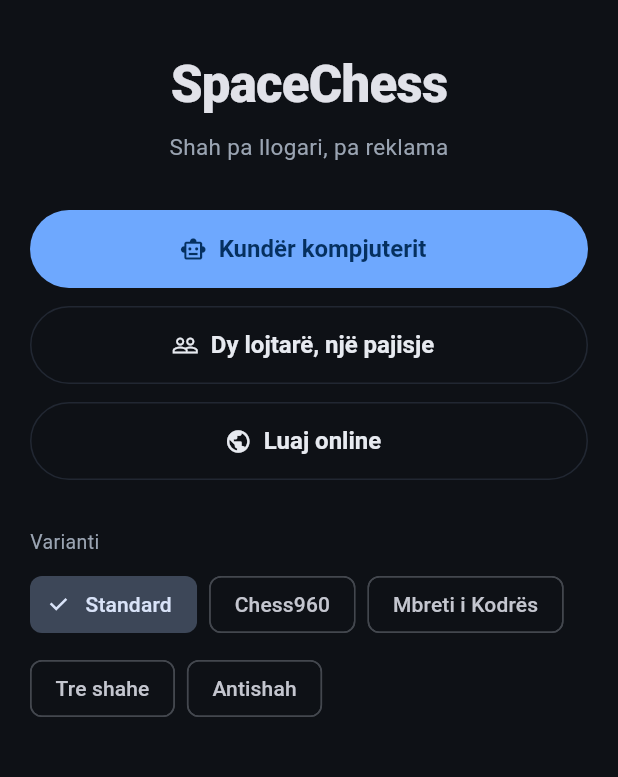
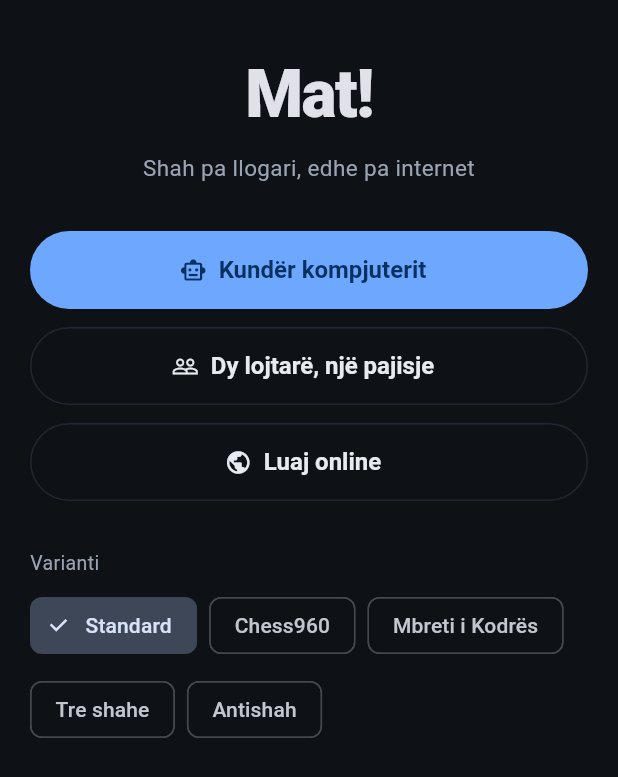
Before and after one commit to ShabanEjupi1/SpaceChess-Android, a Flutter app: the screen it shows after launch, on a phone screen of 412 x 824 dp. Shown: the top 777 px of the screen. Run offline on Flutter 3.47's test engine with Material 3 defaults, Android fonts, the light colour scheme and no system bars; our stand-ins replace google_mobile_ads, shared_preferences.

Commit message:
«Mat!» në vend të «SpaceChess», dhe reklamat me kufi
## Emri
Play-i ka qindra lojëra shahu dhe «SpaceChess» nuk dallon në një listë kërkimi:
janë dy fjalë të bashkuara që të huajit nuk i thonë shah. «Mat!» është shahmat
në shqip, turqisht, persisht dhe arabisht — një rrokje, thirrore, e mbahet mend.

Titullat sq dhe en-US janë të NDRYSHËM me qëllim: fjala që kërkohet në shqip
është «shah», në anglisht «chess», dhe Play-i i lejon listime të ndara për gjuhë.
Paketa tech.spacecode.chess mbetet — nuk ndryshohet dot pas ngarkimit të parë.

## Reklamat
E gjithë politika te lib/app/ads.dart, në një skedar: banderolë vetëm te menyja
(jashtë rrëshqitësit, se brenda tij as nuk shihet as nuk paguhet), një e
ndërmjetme 1 në 3 lojëra dhe jo dy brenda 3 minutash, dhe një me shpërblim —
vetëm me pyetje — pas tri kthimeve të lira. Mbi tabelën, gjatë lojës, asgjë.

Kufiri i kohës nuk është i tepërt: shahu ka mat-in e dy lëvizjeve, pra një
fillestar mund t'i mbarojë tri lojëra brenda një minute. Vetëm kufiri i lojërave
do të jepte tri reklama radhazi.

Kthimi mbetet i pakufizuar kur reklamat nuk ekzistojnë fare (web, desktop,
pëlqim i refuzuar) dhe jepet gjithsesi kur reklama dështon: një lojtar që pranoi
të shohë një reklamë nuk ndëshkohet për një rrjet që nuk u përgjigj — dhe pa
internet loja punon, ndaj përndryshe kthimi do të bllokohej përgjithmonë.

🚨 Identifikuesi te manifesti është i shahut (~3928973421), NUK është i
Tokërrgjikut (~3673667026). Pa të, aplikacioni rrëzohet në nisje.
🕌 MaxAdContentRating.g është vetëm gjysma e filtrit; gjysma tjetër janë
kategoritë e ndjeshme te konsola e AdMob-it, me dorë.

⚠️ Premtimi «pa reklama» u hoq nga të katër vendet bashkë (përshkrimi, ballina,
LISTIMI.md, politika e privatësisë). Një i mbetur do të ishte ankesë.

versionCode 2 → 3: Play-i nuk pranon kurrë dy herë të njëjtin.

flutter analyze: 0 · widget test: 3/3 · perft i motorit: 50/50

```diff
--- a/spacechess_app/lib/home_page.dart
+++ b/spacechess_app/lib/home_page.dart
@@ -4,6 +4,7 @@ import 'dart:math';
 import 'package:flutter/material.dart';
 import 'package:spacechess_engine/spacechess_engine.dart';
 
+import 'app/ads.dart';
 import 'app/prefs.dart';
 import 'app/theme.dart';
 import 'game/game_page.dart';
@@ -34,8 +35,16 @@ class _HomePageState extends State<HomePage> {
 
     return Scaffold(
       body: SafeArea(
+        // 🔑 Banderola rri JASHTË rrëshqitësit, e ngjitur poshtë. Brenda tij ajo
+        // do të ndodhej nën variantet, pra e padukshme derisa lojtari të
+        // rrëshqiste — një reklamë që nuk shihet paguhet zero — dhe, më keq, do
+        // të lëvizte bashkë me gishtin mbi butonat. Kur nuk është gati zë ZERO
+        // hapësirë, ndaj menyja nuk ka vend bosh kur reklama nuk vjen.
+        child: Column(
+          children: <Widget>[
+            Expanded(
               child: SingleChildScrollView(
-          padding: const EdgeInsets.fromLTRB(20, 32, 20, 32),
+                padding: const EdgeInsets.fromLTRB(20, 32, 20, 24),
                 child: Column(
                   crossAxisAlignment: CrossAxisAlignment.stretch,
                   children: <Widget>[
@@ -92,6 +101,10 @@ class _HomePageState extends State<HomePage> {
                     ),
                   ],
                 ),
+              ),
+            ),
+            const BannerSlot(),
+          ],
         ),
       ),
     );
@@ -202,12 +215,16 @@ class _Title extends StatelessWidget {
   @override
   Widget build(BuildContext context) => const Column(
         children: <Widget>[
-          Text('SpaceChess',
+          Text('Mat!',
               textAlign: TextAlign.center,
               style: TextStyle(
-                  fontSize: 34, fontWeight: FontWeight.w800, letterSpacing: -0.5)),
+                  fontSize: 44, fontWeight: FontWeight.w800, letterSpacing: -1)),
           SizedBox(height: 6),
-          Text('Shah pa llogari, pa reklama',
+          // ⚠️ Ky rresht thoshte «pa llogari, pa reklama». Reklamat u shtuan më
+          // 2026-07-30, ndaj gjysma e dytë u hoq edhe këtu edhe te listimi i
+          // Play-it. Një premtim i mbetur në ekran është gënjeshtër e shkruar,
+          // dhe te Play-i është shkak ankese.
+          Text('Shah pa llogari, edhe pa internet',
               textAlign: TextAlign.center,
               style: TextStyle(color: Palette.textDim, fontSize: 15)),
         ],
--- a/spacechess_app/lib/main.dart
+++ b/spacechess_app/lib/main.dart
@@ -1,6 +1,9 @@
+import 'dart:async';
+
 import 'package:flutter/material.dart';
 import 'package:flutter/services.dart';
 
+import 'app/ads.dart';
 import 'app/prefs.dart';
 import 'app/theme.dart';
 import 'home_page.dart';
@@ -24,17 +27,24 @@ Future<void> main() async {
   ));
 
   final Prefs prefs = await Prefs.open();
-  runApp(SpaceChessApp(prefs: prefs));
+
+  // Reklamat nisen PA `await`: nisja e tyre përfshin formularin e pëlqimit dhe
+  // një kërkesë rrjeti, pra do të mbante ekranin bosh sekonda të tëra në një
+  // lidhje të dobët. Menyja hapet menjëherë dhe banderola shfaqet vetëm kur
+  // (dhe nëse) vjen. Shih [Ads] — asnjë gabim prej tyre nuk del jashtë.
+  unawaited(Ads.start());
+
+  runApp(MatApp(prefs: prefs));
 }
 
-class SpaceChessApp extends StatelessWidget {
-  const SpaceChessApp({super.key, required this.prefs});
+class MatApp extends StatelessWidget {
+  const MatApp({super.key, required this.prefs});
 
   final Prefs prefs;
 
   @override
   Widget build(BuildContext context) => MaterialApp(
-        title: 'SpaceChess',
+        title: 'Mat!',
         debugShowCheckedModeBanner: false,
         theme: buildTheme(),
         home: HomePage(prefs: prefs),
--- a/store/listimi.json
+++ b/store/listimi.json
@@ -1,15 +1,17 @@
 {
   "_": "Listimi i plotë për Google Play, i ngjitur me `node tools/play.mjs <çelësi.json> listimi tech.spacecode.chess store/listimi.json`. Teksti burimor rri te linux-install/spacechess/store/LISTIMI.md — ndrysho të DYJA bashkë.",
+  "__emri": "Emri tregtar u ndërrua më 2026-07-30: «SpaceChess» → «Mat!». Paketa MBETET tech.spacecode.chess (Play-i nuk e ndryshon kurrë emrin e paketës pas ngarkimit të parë), ndaj titulli i listimit dhe etiketa e aplikacionit janë të vetmet vende ku emri i vjetër duhet zhdukur. Titulli sq dhe en-US janë të NDRYSHËM me qëllim: fjala që kërkohet në shqip është «shah», në anglisht «chess».",
+  "__reklamat": "Përshkrimi nuk premton më «pa reklama» — më 2026-07-30 u shtuan (banderolë te menyja, një e ndërmjetme 1 në 3 lojëra, dhe një me shpërblim me dëshirë). Premtimi i vjetër ishte shkak i drejtpërdrejtë ankese te Play-i. Deklarata «Përmban reklama» duhet vendosur ME DORË te Console → App content → Ads.",
   "listings": {
     "sq": {
-      "title": "SpaceChess — shah online",
-      "shortDescription": "Shah kundër kompjuterit ose kundër njerëzve. Pa regjistrim, pa reklama.",
-      "fullDescription": "SpaceChess është shah që hapet dhe luhet — pa llogari, pa email, pa reklama.\n\nLUAJ SI TË DUASH\n• Kundër kompjuterit, tetë nivele: nga fillestari te maksimali.\n• Kundër një kundërshtari të rastësishëm, me pikë renditjeje.\n• Me një shok, përmes një lidhjeje private.\n• Në të njëjtën pajisje, dy lojtarë, me tabelë që kthehet vetë.\n\nPESË VARIANTE\nStandard, Chess960, Mbreti i Kodrës, Tre Shahe dhe Antishah.\n\nPIKË PA REGJISTRIM\nRenditja jote ruhet pa llogari. Nuk kërkohet as emër, as email, as numër telefoni.\n\nKOMPJUTERI LUAN NË TELEFONIN TËND\nKërkimi i lëvizjes bëhet brenda pajisjes, jo në një server. Prandaj loja kundër kompjuterit vazhdon edhe kur je pa internet, dhe asnjë lëvizje e jotja nuk ka nevojë të udhëtojë askund.\n\nTJERA\nKthim lëvizjeje, kalim në figurë me zgjedhje, ndriçim i lëvizjeve të ligjshme dhe i shahut, dhe lojë e ruajtur automatikisht kundër kompjuterit.\n\nAsnjë leje nuk kërkohet përveç internetit, dhe vetëm kur luan online."
+      "title": "Mat! — Shah pa internet",
+      "shortDescription": "Shah kundër kompjuterit ose njerëzve. Pa regjistrim, punon pa internet.",
+      "fullDescription": "Mat! është shah që hapet dhe luhet — pa llogari, pa email, pa pritje.\n\nLUAJ SI TË DUASH\n• Kundër kompjuterit, tetë nivele: nga fillestari te maksimali.\n• Kundër një kundërshtari të rastësishëm, me pikë renditjeje.\n• Me një shok, përmes një lidhjeje private.\n• Në të njëjtën pajisje, dy lojtarë, me tabelë që kthehet vetë.\n\nPUNON PA INTERNET\nKërkimi i lëvizjes bëhet brenda telefonit, jo në një server. Prandaj loja kundër kompjuterit vazhdon në autobus, në ashensor dhe në avion — dhe asnjë lëvizje e jotja nuk ka nevojë të udhëtojë askund.\n\nPESË VARIANTE\nStandard, Chess960, Mbreti i Kodrës, Tre Shahe dhe Antishah.\n\nPIKË PA REGJISTRIM\nRenditja jote ruhet pa llogari. Nuk kërkohet as emër, as email, as numër telefoni. Nuk ka fjalëkalim që humbet dhe nuk ka llogari që fshihet.\n\nPËR KEDO QË PO E MËSON\nLëvizjet e ligjshme ndriçohen, shahu tregohet, dhe kthimi i lëvizjes lejohet — tri kthime falas në lojë. Tetë nivele do të thotë që niveli i parë vërtet mund të mundet.\n\nTJERA\nKalim në figurë me zgjedhje, lojë e ruajtur vetë kundër kompjuterit, dhe tabelë e vizatuar me vektorë që del e pastër në çdo ekran.\n\nAsnjë leje nuk kërkohet përveç internetit, dhe vetëm kur luan online.\n\nMat! shfaq reklama: një banderolë te menyja dhe një reklamë mes lojërave. Mbi tabelën, gjatë lojës, nuk shfaqet asnjë."
     },
     "en-US": {
-      "title": "SpaceChess — chess online",
-      "shortDescription": "Chess against the computer or against people. No sign-up, no ads.",
-      "fullDescription": "SpaceChess is chess you open and play — no account, no email, no ads.\n\nPLAY HOWEVER YOU LIKE\n• Against the computer, eight levels: from beginner to maximum.\n• Against a random opponent, with a rating.\n• With a friend, over a private link.\n• Two players on the same device, with a board that flips itself.\n\nFIVE VARIANTS\nStandard, Chess960, King of the Hill, Three-check and Antichess.\n\nA RATING WITHOUT SIGNING UP\nYour rating is kept without an account. No name, no email, no phone number is required.\n\nTHE COMPUTER THINKS ON YOUR PHONE\nThe move search runs on the device, not on a server. So playing the computer keeps working with no internet, and none of your moves need to travel anywhere.\n\nALSO\nTake back a move, choose your promotion piece, legal-move and check highlighting, and a game against the computer that saves itself.\n\nNo permission is requested other than the internet, and only when playing online."
+      "title": "Mat! Chess — Play Offline",
+      "shortDescription": "Chess vs the computer or real people. No sign-up, works fully offline.",
+      "fullDescription": "Mat! is chess you open and play — no account, no email, no waiting.\n\nPLAY HOWEVER YOU LIKE\n• Against the computer, eight levels: from beginner to maximum.\n• Against a random opponent, with a rating.\n• With a friend, over a private link.\n• Two players on the same device, with a board that flips itself.\n\nWORKS OFFLINE\nThe move search runs on your phone, not on a server. So playing the computer keeps working on the bus, in a lift and on a plane — and none of your moves need to travel anywhere.\n\nFIVE VARIANTS\nStandard, Chess960, King of the Hill, Three-check and Antichess.\n\nA RATING WITHOUT SIGNING UP\nYour rating is kept without an account. No name, no email, no phone number. No password to lose and no account to delete.\n\nFOR ANYONE STILL LEARNING\nLegal moves are highlighted, check is shown, and you can take a move back — three free take-backs per game. Eight levels means the first one can genuinely be beaten.\n\nALSO\nChoose your promotion piece, a game against the computer that saves itself, and a board drawn with vectors so it stays sharp on any screen.\n\nNo permission is requested other than the internet, and only when playing online.\n\nMat! shows ads: one banner in the menu and one ad between games. Nothing is ever shown over the board while you play."
     }
   },
   "images": {
```
Also changed, not shown: spacechess_app/lib/app/ads.dart (added, +300 -0 lines), spacechess_app/lib/game/game_page.dart (+66 -14 lines), spacechess_app/pubspec.yaml (+6 -2 lines), spacechess_app/pubspec.lock, 4 other files. Lines whose indentation alone changed are shown as unchanged.
